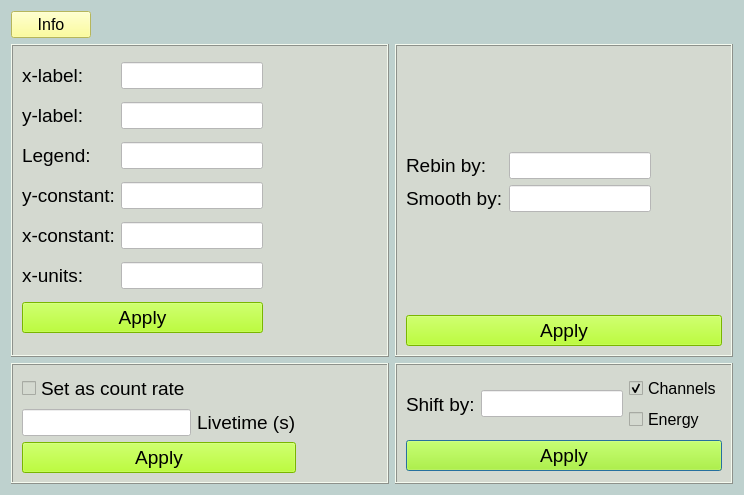
First picture: the form in nasagamma/win_customize.ui, repository mauricioAyllon/NASA-gamma, before the edit.
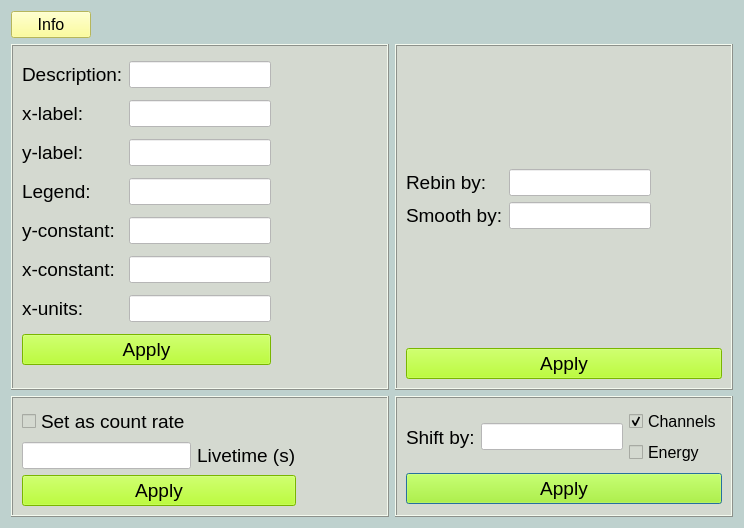
Second picture: the form after the edit.

Commit message: Added several parameters and features to the spectrum class like description, energy calibration, and real time. Additonally, I implemented functions to save the spectrum directly to .csv files or .txt files. The latter has more metadata

```diff
--- a/nasagamma/win_customize.ui
+++ b/nasagamma/win_customize.ui
@@ -7,7 +7,7 @@
     <x>0</x>
     <y>0</y>
     <width>744</width>
-    <height>495</height>
+    <height>528</height>
    </rect>
   </property>
   <property name="windowTitle">
@@ -456,6 +456,30 @@
         </property>
        </widget>
       </item>
+      <item row="0" column="0">
+       <widget class="QLabel" name="label_11">
+        <property name="font">
+         <font>
+          <pointsize>14</pointsize>
+         </font>
+        </property>
+        <property name="text">
+         <string>Description:</string>
+        </property>
+       </widget>
+      </item>
+      <item row="0" column="1">
+       <widget class="QLineEdit" name="descript_txt">
+        <property name="font">
+         <font>
+          <pointsize>12</pointsize>
+         </font>
+        </property>
+        <property name="styleSheet">
+         <string notr="true">background-color: rgb(255, 255, 255);</string>
+        </property>
+       </widget>
+      </item>
      </layout>
     </widget>
    </item>
```
The commit also changes 5 other files.
